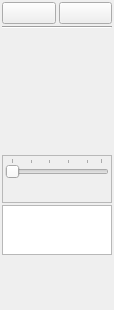
Qt form src/dcc/whiteboardtoolbarui.ui (KDE/konversation) before a commit.
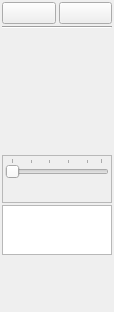
The same form after that commit. Custom widgets are drawn as their Qt base class.

Commit message: - Add maxWidth to avoid wasting space, lineWidth frame gets too width

```diff
--- a/src/dcc/whiteboardtoolbarui.ui
+++ b/src/dcc/whiteboardtoolbarui.ui
@@ -7,7 +7,7 @@
     <x>0</x>
     <y>0</y>
     <width>114</width>
-    <height>310</height>
+    <height>312</height>
    </rect>
   </property>
   <property name="sizePolicy">
```
Left out of the diff: 17 changed lines with no effect on the pictures.
